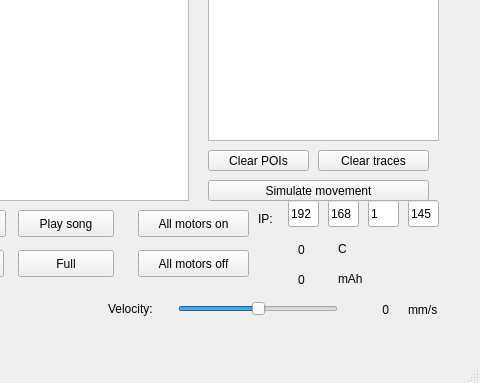
The window that src/ui/mainwindow.ui (joonaspessi/rotfl) describes before a commit, drawn with Qt 5; both pictures show x 222 to 702 and y 287 to 670 of the 702 by 670 pixel window.
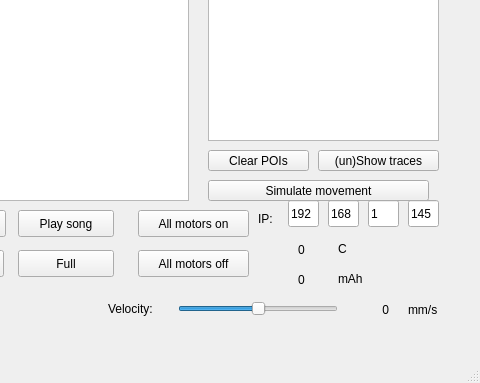
The same window after the commit. Custom widgets are drawn as their Qt base class.

The edit to the form file:
```diff
--- a/src/ui/mainwindow.ui
+++ b/src/ui/mainwindow.ui
@@ -384,12 +384,12 @@
      <rect>
       <x>540</x>
       <y>420</y>
-      <width>111</width>
+      <width>121</width>
       <height>21</height>
      </rect>
     </property>
     <property name="text">
-     <string>Clear traces</string>
+     <string>(un)Show traces</string>
     </property>
    </widget>
    <widget class="QPushButton" name="pushButton_simMov">
```
Left out of the diff: 6 changed lines with no effect on the pictures.
